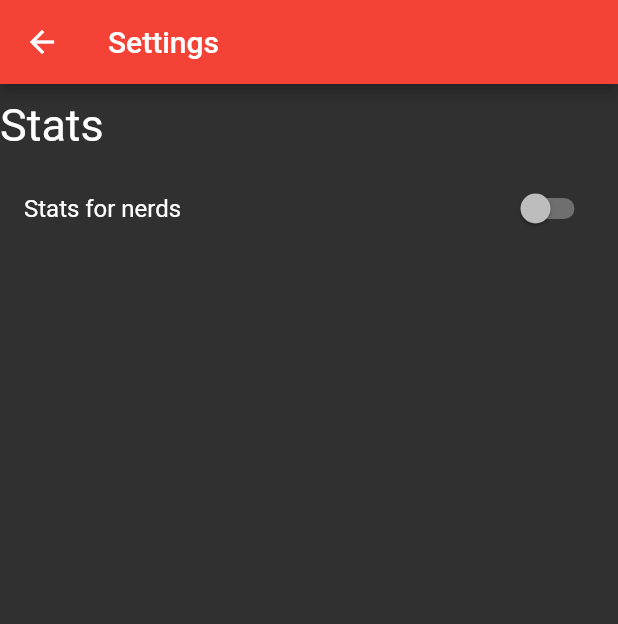
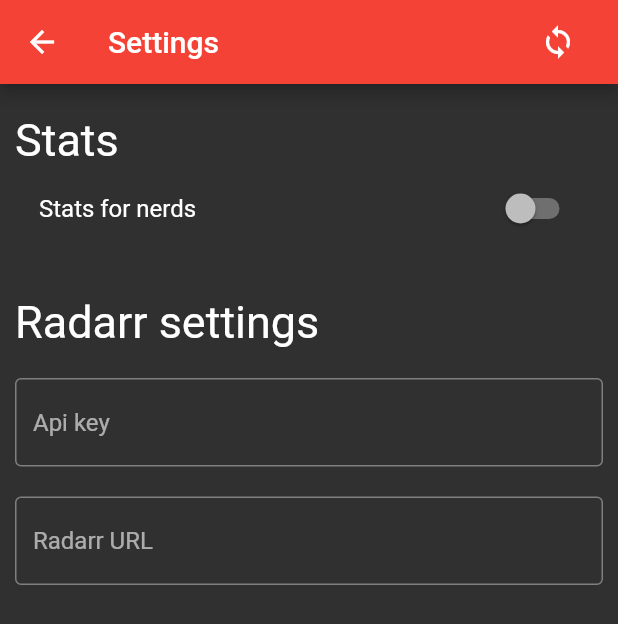
Before and after one commit to jloro/Nutflix, a Flutter app: the Settings screen opened by its route, on a phone screen of 412 x 824 dp. Shown: the top 624 px of the screen. Run offline on Flutter 3.47's test engine with Material 2 defaults, Android fonts, the phone set to English and light mode, and no system bars; our stand-ins replace shared_preferences, transparent_image; missing offline and left inert: flappy_search_bar; accounts and stored records are empty; network calls fail; statements that could not run were skipped.

Commit message:
add button 'add in 4k' / started radarr settings ui

```diff
--- a/lib/InfoMovie.dart
+++ b/lib/InfoMovie.dart
@@ -71,7 +71,7 @@
   _loadPrefs() async {
     SharedPreferences prefs = await SharedPreferences.getInstance();
     setState(() {
-      _statsForNerdsState = (prefs.getBool(PlayerPrefs.statsForNerds) ?? false);
+      _statsForNerdsState = (prefs.getBool(PlayerPrefs.statsForNerdsKey) ?? false);
     });
   }
 
@@ -114,6 +114,7 @@
   @override
   Widget build(BuildContext context) {
     final Movie movie = ModalRoute.of(context).settings.arguments;
+
     return Scaffold(
         appBar: AppBar(title: Text('Infos')),
         body: ListView(
@@ -180,7 +181,7 @@
                     ))),
             Container(
                 padding: EdgeInsets.only(right: 10, left: 10, bottom: 20),
-                child: _statsForNerdsState
+                child: _statsForNerdsState && movie.status == Status.Downloaded
                     ? Column(
                         children: <Widget>[
                           Align(
--- a/lib/Movie.dart
+++ b/lib/Movie.dart
@@ -80,10 +80,10 @@
 
   int GetRuntime() { return obj['runtime']; }
 
-  String ToJson()
+  String ToJson(bool ultrahd)
   {
     Map<String, dynamic> toSend = obj;
-    toSend['qualityProfileId'] = 1;
+    toSend['qualityProfileId'] = ultrahd ? 5 : 1;
     toSend['path'] = '/home/jules/Videos/${GetTitle()} ${GetYear()}';
     toSend['monitored'] = true;
     return json.encode(toSend);
--- a/lib/Movies.dart
+++ b/lib/Movies.dart
@@ -31,7 +31,6 @@
       for (int i = 0; i < list.length; i++) {
         Movie movie = Movie(obj: list[i]);
         movie.status = movie.GetStatus(json.decode(response.body));
-        developer.log('${movie.GetAdded()} ${new DateFormat().format(DateTime.parse(movie.GetAdded())).toString()}  ${movie.GetTitle()}');
         movies.add(movie);
       }
       movies.sort((a, b) => DateTime.parse(b.GetAdded()).compareTo(DateTime.parse(a.GetAdded())));
--- a/lib/PlayerPrefs.dart
+++ b/lib/PlayerPrefs.dart
@@ -1,4 +1,12 @@
 class PlayerPrefs
 {
-  static const String statsForNerds = "statsForNerds";
+  static const String statsForNerdsKey = "statsForNerds";
+  static bool statsForNerds = false;
+
+  static const String radarrApiKeyKey = "radarrApiKey";
+  static String radarrApiKey;
+
+  static const String radarrURLKey = "radarrURL";
+  static String radarrURL;
+
 }
--- a/lib/SettingsPage.dart
+++ b/lib/SettingsPage.dart
@@ -2,6 +2,7 @@
 import 'package:flutter/material.dart';
 import 'package:nutflix/PlayerPrefs.dart';
 import 'package:shared_preferences/shared_preferences.dart';
+import 'dart:developer' as developer;
 
 class Settings extends StatefulWidget {
   static const String route = '/settings';
@@ -12,20 +13,52 @@
 }
 
 class _SettingsState extends State<Settings> {
-  bool _statsForNerdsState = false;
+
+  _resetPlayerPrefs() async {
+    SharedPreferences prefs = await SharedPreferences.getInstance();
+    setState(() {
+      PlayerPrefs.statsForNerds = false;
+      PlayerPrefs.radarrURL = null;
+      PlayerPrefs.radarrApiKey = null;
+      prefs.setString(PlayerPrefs.radarrURLKey, PlayerPrefs.radarrURL);
+      prefs.setString(PlayerPrefs.radarrApiKeyKey, PlayerPrefs.radarrApiKey);
+      prefs.setBool(PlayerPrefs.statsForNerdsKey, PlayerPrefs.statsForNerds);
+    });
+  }
 
   _loadPrefs() async {
     SharedPreferences prefs = await SharedPreferences.getInstance();
     setState(() {
-      _statsForNerdsState = (prefs.getBool(PlayerPrefs.statsForNerds) ?? false);
+      PlayerPrefs.statsForNerds =
+      (prefs.getBool(PlayerPrefs.statsForNerdsKey) ?? false);
+      PlayerPrefs.radarrURL =
+      (prefs.getString(PlayerPrefs.radarrURLKey) ?? null);
+      PlayerPrefs.radarrApiKey =
+      (prefs.getString(PlayerPrefs.radarrApiKeyKey) ?? null);
+    });
+  }
+
+  _changeRadarrURL(String url) async {
+    SharedPreferences prefs = await SharedPreferences.getInstance();
+    setState(() {
+      PlayerPrefs.radarrURL = url;
+      prefs.setString(PlayerPrefs.radarrURLKey, PlayerPrefs.radarrURL);
+    });
+  }
+
+  _changeRadarrApiKey(String url) async {
+    SharedPreferences prefs = await SharedPreferences.getInstance();
+    setState(() {
+      PlayerPrefs.radarrApiKey = url;
+      prefs.setString(PlayerPrefs.radarrApiKeyKey, PlayerPrefs.radarrApiKey);
     });
   }
 
   _changeStatForNerds(bool value) async {
     SharedPreferences prefs = await SharedPreferences.getInstance();
     setState(() {
-      _statsForNerdsState = value;
-      prefs.setBool(PlayerPrefs.statsForNerds, _statsForNerdsState);
+      PlayerPrefs.statsForNerds = value;
+      prefs.setBool(PlayerPrefs.statsForNerdsKey, PlayerPrefs.statsForNerds);
     });
   }
 
@@ -38,31 +71,80 @@
   @override
   Widget build(BuildContext context) {
     return Scaffold(
-      appBar: AppBar(title: Text('Settings')),
+      appBar: AppBar(
+          title: Container(
+            child: Row(
+              children: <Widget>[
+                Expanded(
+                  child: Align(
+                    alignment: Alignment.centerLeft,
+                    child: Text('Settings'),
+                  ),
+                ),
+                Expanded(
+                    child: Align(
+                        alignment: Alignment.centerRight,
+                        child: IconButton(
+                          icon: Icon(Icons.loop),
+                          onPressed: _resetPlayerPrefs,
+                        ))
+                )
+              ],
+            ),
+          )
+      ),
       body: Container(
-          child: Padding(
-              padding: EdgeInsets.only(top: 10),
-              child: Column(children: <Widget>[
-                Expanded(
-                    child: Container(
-                        child: Column(children: <Widget>[
+          padding: EdgeInsets.symmetric(vertical: 20, horizontal: 10),
+          child: Column(children: <Widget>[
+            Container(
+                padding: EdgeInsets.only(bottom: 30),
+                child: Column(children: <Widget>[
                   Align(
                       alignment: Alignment.centerLeft,
                       child: Text(
                         'Stats',
                         style: TextStyle(fontSize: 30),
                       )),
+                  Align(
+                      alignment: Alignment.centerRight,
+                      child: SwitchListTile(
+                        title: Text('Stats for nerds'),
+                        value: PlayerPrefs.statsForNerds,
+                        onChanged: _changeStatForNerds,
+                      ))
+                ])),
+            Container(
+                child: Column(children: <Widget>[
+                  Align(
+                      alignment: Alignment.centerLeft,
+                      child: Text(
+                        'Radarr settings',
+                        style: TextStyle(fontSize: 30),
+                      )),
                   Padding(
-                      padding: EdgeInsets.only(top: 10),
-                      child: Align(
-                          alignment: Alignment.centerRight,
-                          child: SwitchListTile(
-                            title: Text('Stats for nerds'),
-                            value: _statsForNerdsState,
-                            onChanged: _changeStatForNerds,
-                          )))
-                ]))),
-              ]))),
+                      padding: EdgeInsets.only(top: 20),
+                      child: TextField(
+                        controller: TextEditingController(
+                            text: PlayerPrefs.radarrApiKey),
+                        onChanged: _changeRadarrApiKey,
+                        autocorrect: false,
+                        decoration: InputDecoration(
+                            border: OutlineInputBorder(),
+                            hintText: 'Api key'),
+                      )),
+                  Padding(
+                      padding: EdgeInsets.only(top: 20),
+                      child: TextField(
+                        controller: TextEditingController(
+                            text: PlayerPrefs.radarrURL),
+                        onChanged: _changeRadarrURL,
+                        autocorrect: false,
+                        decoration: InputDecoration(
+                            border: OutlineInputBorder(),
+                            hintText: 'Radarr URL'),
+                      )),
+                ])),
+          ])),
     );
   }
 }
```
Also changed, not shown: lib/AddMovie.dart (+17 -20 lines).
